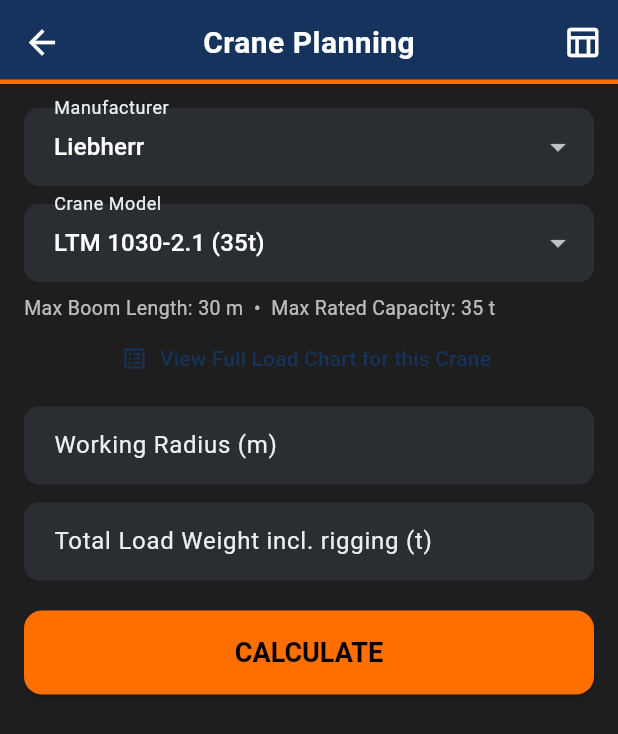
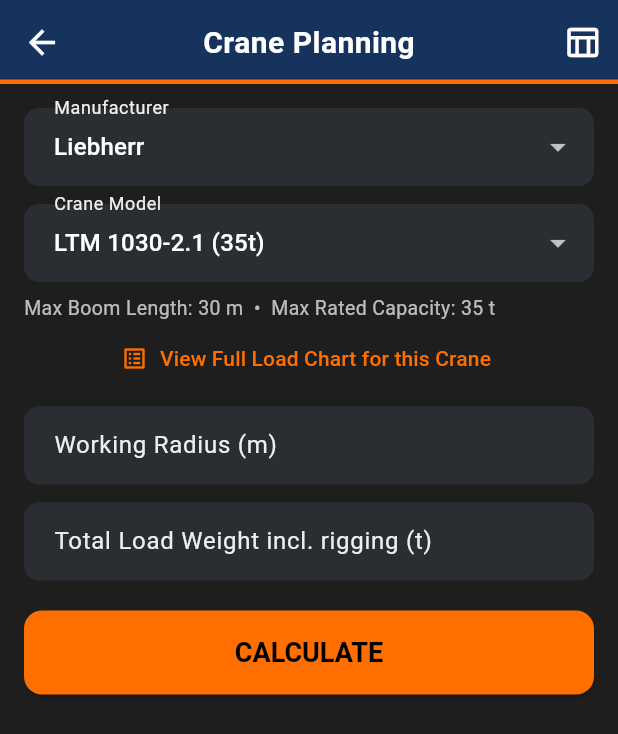
Before and after one commit to shahnawazzafarsiddiquee-bit/Saddam-Rigging-AZ-Master-Calculator, a Flutter app: the screen it shows after launch, after a tap on "Crane Planning", on a phone screen of 412 x 824 dp. Shown: the top 734 px of the screen. Run offline on Flutter 3.47's test engine with Material 3 defaults, Android fonts, the phone set to English and light mode, and no system bars; our stand-ins replace file_picker, image_picker, pdf, printing, qr_flutter, share_plus and 1 more; missing offline and left inert: google_mlkit_text_recognition, mobile_scanner; accounts and stored records are empty.

Commit message:
feat: new S.R app icon, readable orange buttons, Play Store listing kit
- Launcher icons (mdpi..xxxhdpi) from the owner's S.R shackle logo
- Theme primary is now safety orange (black text) instead of navy, so
  FilledButton ("PDF / Photo chuno"), TextButton, switches, checkboxes and
  progress bars are visible on the dark background; AppBar stays navy
- Tandem lift section headers use an em dash instead of box-drawing
  characters that some fonts cannot render
- play_store/: 512 icon, 1024x500 feature graphic, six 1080x1920 phone
  screenshots rendered from the real screens, listing text, App content
  answers and step-by-step upload guide

Co-Authored-By: Claude Opus 5.5 <noreply@anthropic.com>
Claude-Session: https://claude.ai/code/session_017fsFbbcGf6Lg5fL8dEJUaa

```diff
--- a/lib/app/theme.dart
+++ b/lib/app/theme.dart
@@ -26,11 +26,28 @@ class AppTheme {
       brightness: Brightness.dark,
       scaffoldBackgroundColor: AppColors.industrialGrey,
       primaryColor: AppColors.navy,
+      // Primary is orange, not navy: FilledButton, TextButton, switches, checkboxes and
+      // progress bars take it, and navy on the dark background was unreadable.
       colorScheme: const ColorScheme.dark(
-        primary: AppColors.navy,
+        primary: AppColors.safetyOrange,
+        onPrimary: Colors.black,
         secondary: AppColors.safetyOrange,
+        onSecondary: Colors.black,
         surface: AppColors.cardGrey,
         error: AppColors.danger,
+      ),
+      filledButtonTheme: FilledButtonThemeData(
+        style: FilledButton.styleFrom(
+          backgroundColor: AppColors.safetyOrange,
+          foregroundColor: Colors.black,
+          disabledBackgroundColor: Colors.white24,
+          disabledForegroundColor: Colors.white70,
+          textStyle: const TextStyle(fontSize: 16, fontWeight: FontWeight.bold),
+          shape: RoundedRectangleBorder(borderRadius: BorderRadius.circular(12)),
+        ),
+      ),
+      textButtonTheme: TextButtonThemeData(
+        style: TextButton.styleFrom(foregroundColor: AppColors.safetyOrange),
       ),
       appBarTheme: AppBarTheme(
         backgroundColor: AppColors.navy,
--- a/lib/screens/advanced_calculators.dart
+++ b/lib/screens/advanced_calculators.dart
@@ -178,21 +178,21 @@ class _TandemLiftScreenState extends State<TandemLiftScreen> {
     int lvB = angB <= 15 ? 1 : (angB <= 25 ? 2 : 3);
 
     final res = <_R>[
-      _R('─── Crane A ───'),
+      _R('— Crane A —'),
       _R('Hook load (vertical): ${_f(rA)} ton'),
       _R('Sling angle from vertical: ${_f(angA, 1)} deg', lvA),
       _R('Sling tension: ${_f(tA)} ton'),
       if (ca > 0)
         _R('Utilization: ${_f(rA / ca * 100, 0)}% (${_f(rA)} / ${_f(ca)} ton)',
             rA / ca <= 0.75 ? 1 : (rA / ca <= 0.9 ? 2 : 3)),
-      _R('─── Crane B ───'),
+      _R('— Crane B —'),
       _R('Hook load (vertical): ${_f(rB)} ton'),
       _R('Sling angle from vertical: ${_f(angB, 1)} deg', lvB),
       _R('Sling tension: ${_f(tB)} ton'),
       if (cb > 0)
         _R('Utilization: ${_f(rB / cb * 100, 0)}% (${_f(rB)} / ${_f(cb)} ton)',
             rB / cb <= 0.75 ? 1 : (rB / cb <= 0.9 ? 2 : 3)),
-      _R('─── Tandem Notes ───'),
+      _R('— Tandem Notes —'),
       _R('CG shift: A par ${_f(rA / w * 100, 0)}%, B par ${_f(rB / w * 100, 0)}%'),
     ];
     if (angA > 25 || angB > 25) {
```
Also changed, not shown: play_store/feature-graphic-1024x500.png (added), play_store/icon-512.png (added), 12 other files.
